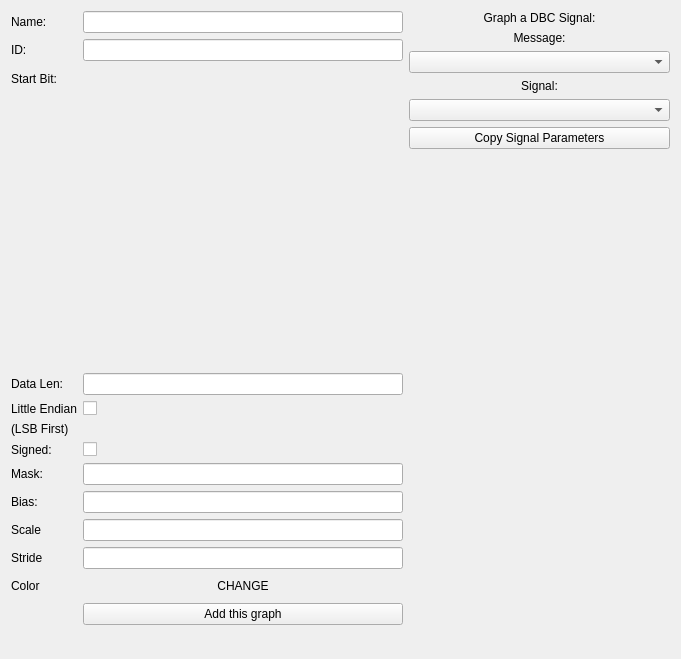
This is ui/newgraphdialog.ui in collin80/SavvyCAN as Qt 5 draws it before an edit. The edited form follows.
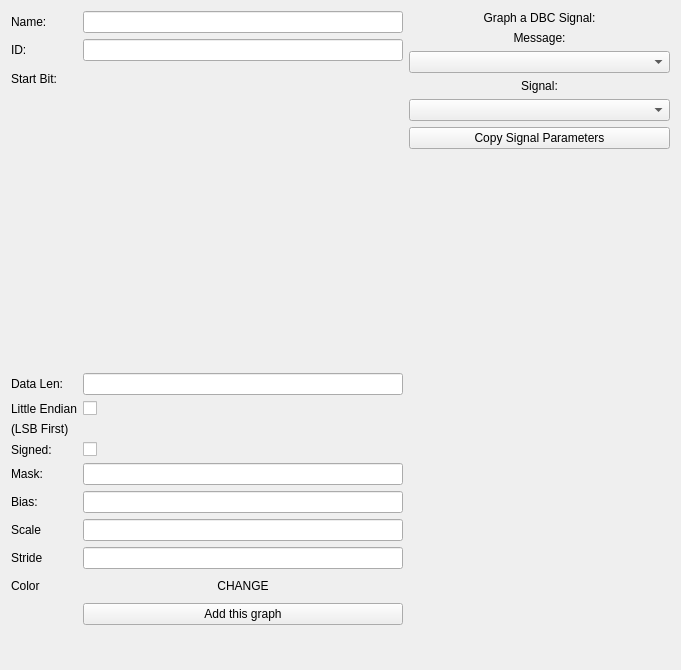
This is the edited form. Custom widgets are drawn as their Qt base class.

Diff of the .ui file:
```diff
--- a/ui/newgraphdialog.ui
+++ b/ui/newgraphdialog.ui
@@ -7,7 +7,7 @@
     <x>0</x>
     <y>0</y>
     <width>681</width>
-    <height>659</height>
+    <height>670</height>
    </rect>
   </property>
   <property name="windowTitle">
```
Left out of the diff: 16 changed lines with no effect on the pictures.
